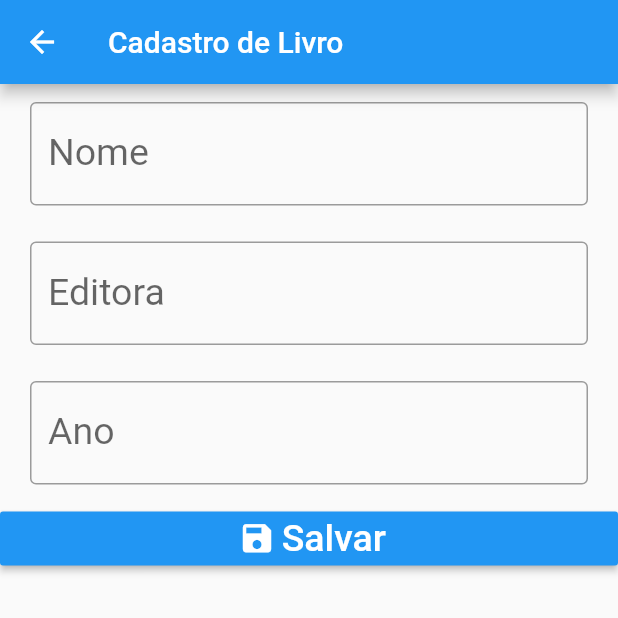
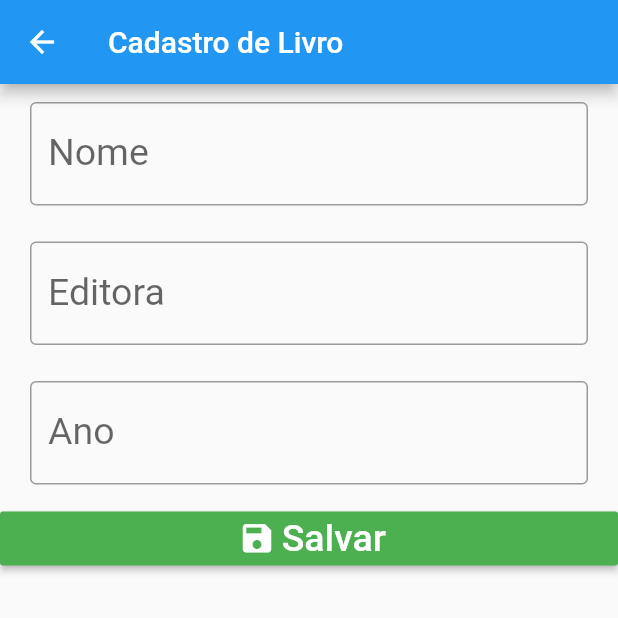
Before and after one commit to henriquechsf/livros-flutter, a Flutter app: the screen it shows after launch, after a tap on the "add" icon, on a phone screen of 412 x 824 dp, the top half of it. Run offline on Flutter 3.47's test engine with Material 2 defaults, Android fonts, the phone set to English and light mode, and no system bars; our stand-ins replace sqflite; accounts and stored records are empty.

Commit message:
adiciona função excluir

```diff
--- a/lib/ui/cadastro_page.dart
+++ b/lib/ui/cadastro_page.dart
@@ -48,7 +48,8 @@ class _CadastroPageState extends State<CadastroPage> {
           CampoTexto.criar("Nome", "", nomeController, TextInputType.text),
           CampoTexto.criar("Editora", "", editoraController, TextInputType.text),
           CampoTexto.criar("Ano", "", anoController, TextInputType.number),
-          Botao.criar("Salvar", _salvarLivro, cor: Colors.blue, icone: Icons.save)
+          Botao.criar("Salvar", _salvarLivro, cor: Colors.green, icone: Icons.save),
+          _criarBotaoExcluir(),
         ],
       ),
     );
@@ -82,8 +83,21 @@ class _CadastroPageState extends State<CadastroPage> {
       livroHelper.alterar(livro);
     }
 
-
     // fecha a tela
     Navigator.pop(context);
   }
+
+  Widget _criarBotaoExcluir() {
+    if(widget._livro != null) {
+      return Botao.criar("Excluir", _excluirLivro, cor: Colors.red, icone: Icons.delete);
+    } else {
+      return Container();
+    }
+  }
+
+  void _excluirLivro() {
+    livroHelper.apagar(widget._livro.codigo);
+
+    Navigator.pop(context);
+  }
 }
--- a/pubspec.yaml
+++ b/pubspec.yaml
@@ -51,7 +51,7 @@ flutter:
   #   - images/a_dot_burr.jpeg
   #   - images/a_dot_ham.jpeg
   assets:
-    - imagens/book.png
+    - imagens/
 
   # An image asset can refer to one or more resolution-specific "variants", see
   # https://flutter.dev/assets-and-images/#resolution-aware.
```
